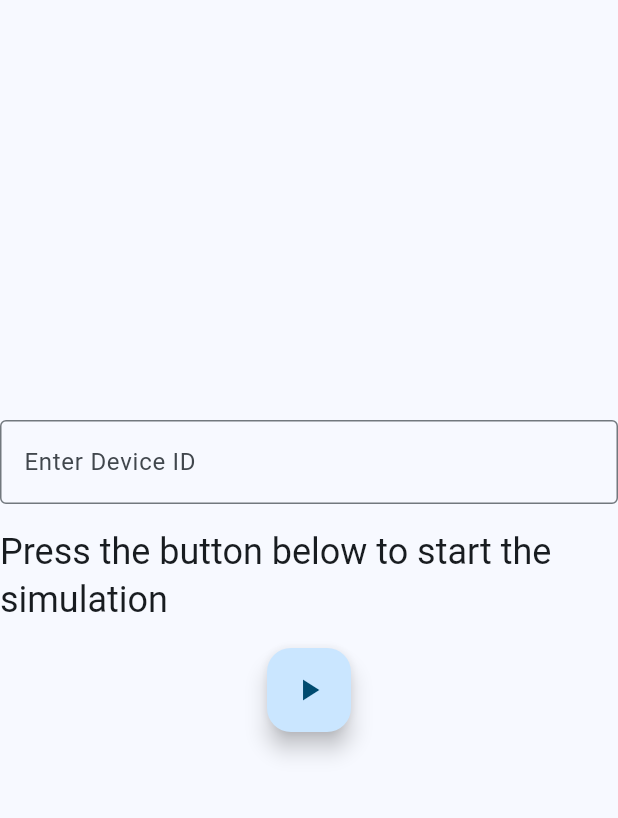
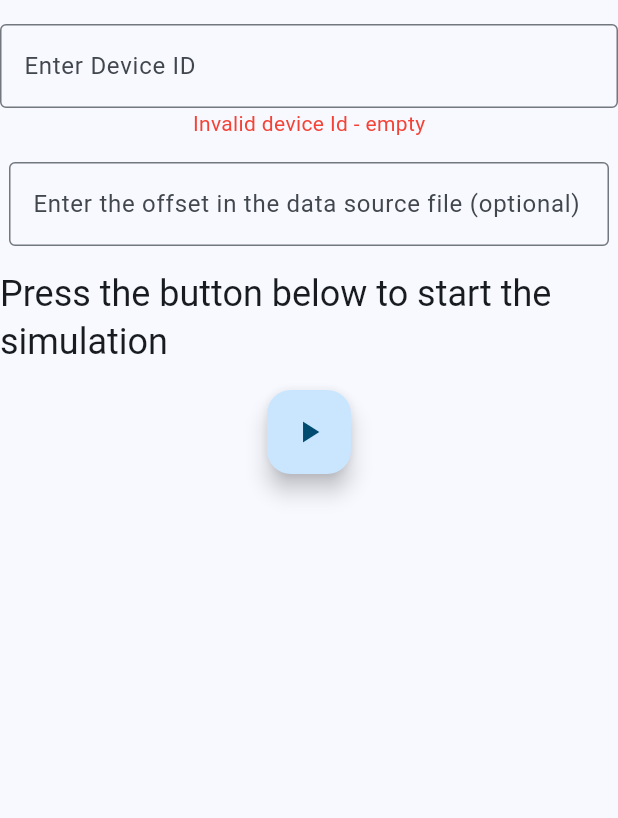
Before and after one commit to Radu-Vele/EMS_Device_Simulator, a Flutter app: the screen it shows after launch, after a tap on the "play arrow" icon, on a phone screen of 412 x 824 dp, the part 84-902 px from its top. Run offline on Flutter 3.47's test engine with Material 2 defaults, Android fonts, the phone set to English and light mode, and no system bars; missing offline and left inert: dart:ffi.

Commit message:
print errors and logs on app screen

```diff
--- a/device_simulator/lib/components/csv_file_reader.dart
+++ b/device_simulator/lib/components/csv_file_reader.dart
@@ -20,7 +20,8 @@ class CsvFileReader {
     _readLines = 0;
   }
 
-  readOneEntryPeriodically(int periodSec, String deviceId) async {
+  readOneEntryPeriodically(int periodSec, String deviceId, int offset, Function(String) updateLog) async {
+    _readLines = offset;
     Timer.periodic(Duration(seconds: periodSec), (timer) {
       if (!_keepReading) {
         timer.cancel();
@@ -32,11 +33,9 @@ class CsvFileReader {
           .skip(_readLines)
           .take(1)
           .forEach((line) async {
-        debugPrint("Read value: $line");
         _readLines++;
-        debugPrint('$_readLines');
-        //await ampqWriter.runPythonScriptToSendAmpqMessage(formatMessage(deviceId, line));
         await ampqWriter.sendAmpqMessage(formatMessage(deviceId, line));
+        updateLog(formatMessage(deviceId, line));
       });
       if (!_keepReading) {
         timer.cancel();
--- a/device_simulator/lib/main.dart
+++ b/device_simulator/lib/main.dart
@@ -1,3 +1,5 @@
+import 'dart:ffi';
+
 import 'package:device_simulator/components/csv_file_reader.dart';
 import 'package:flutter/material.dart';
 
@@ -32,9 +34,22 @@ class MyHomePage extends StatefulWidget {
 
 class _MyHomePageState extends State<MyHomePage> {
   bool _simulationRunning = false;
+
   String _deviceId = '';
   final TextEditingController _deviceIdController = TextEditingController();
+  String _deviceIdError = '';
+
+  int _offset = 0;
+  final TextEditingController _offsetController = TextEditingController();
+  String _offsetError = '';
+
   CsvFileReader fr = CsvFileReader();
+
+  String _logText = '';
+
+  void updateLog(String text) {
+    setState(() => _logText = '$_logText\n$text');
+  }
 
   void _toggleSimulation() {
     if (!_simulationRunning) {
@@ -42,15 +57,31 @@ class _MyHomePageState extends State<MyHomePage> {
         _deviceId = _deviceIdController.text.trim();
       });
 
+      if (_offsetController.text != "") {
+        int? parsedInt = int.tryParse(_offsetController.text.trim());
+        if (parsedInt != null) {
+          setState(() {
+            _offset = parsedInt;
+          });
+          _offsetError = '';
+        } else {
+          setState(() {
+            _offsetError = "Must imput a valid number (default is 0)";
+          });
+        }
+      }
+
       if (_deviceId == '') {
-        debugPrint("Invalid device Id - empty");
+        setState(() {
+          _deviceIdError = "Invalid device Id - empty";
+        });
       } else {
-        debugPrint("Started simulation with id $_deviceId");
+        _deviceIdError = "";
         setState(() {
           _simulationRunning = true;
         });
-
-        fr.readOneEntryPeriodically(5, _deviceId);
+        _logText = 'Sent messages:';
+        fr.readOneEntryPeriodically(5, _deviceId, _offset, updateLog);
         fr.setKeepReading(true);
       }
     } else {
@@ -59,6 +90,8 @@ class _MyHomePageState extends State<MyHomePage> {
         _simulationRunning = false;
         _deviceId = '';
         _deviceIdController.text = '';
+        _offset = 0;
+        _offsetController.text = '';
       });
     }
   }
@@ -74,6 +107,7 @@ class _MyHomePageState extends State<MyHomePage> {
         child: Column(
           mainAxisAlignment: MainAxisAlignment.center,
           children: <Widget>[
+            const SizedBox(height: 16.0),
             Container(
               width: 500,
               child: TextField(
@@ -84,6 +118,28 @@ class _MyHomePageState extends State<MyHomePage> {
                 ),
               ),
             ),
+            if (_deviceIdError.isNotEmpty)
+              Text(
+                _deviceIdError,
+                style: const TextStyle(color: Colors.red),
+              ),
+            const SizedBox(height: 16.0),
+            Container(
+              width: 400,
+              child: TextField(
+                controller: _offsetController,
+                decoration: const InputDecoration(
+                  labelText:
+                      'Enter the offset in the data source file (optional)',
+                  border: OutlineInputBorder(),
+                ),
+              ),
+            ),
+            if (_offsetError.isNotEmpty)
+              Text(
+                _offsetError,
+                style: const TextStyle(color: Colors.red),
+              ),
             const SizedBox(height: 16.0),
             Text(
               'Press the button below to start the simulation',
@@ -97,6 +153,14 @@ class _MyHomePageState extends State<MyHomePage> {
                   ? const Icon(Icons.pause_rounded)
                   : const Icon(Icons.play_arrow),
             ),
+            const SizedBox(height: 16.0),
+            Expanded(
+                child: SingleChildScrollView(
+                    scrollDirection: Axis.vertical,
+                    child: Text(
+                      _logText,
+                      style: const TextStyle(fontSize: 16),
+                    ))),
           ],
         ),
       ),
```
